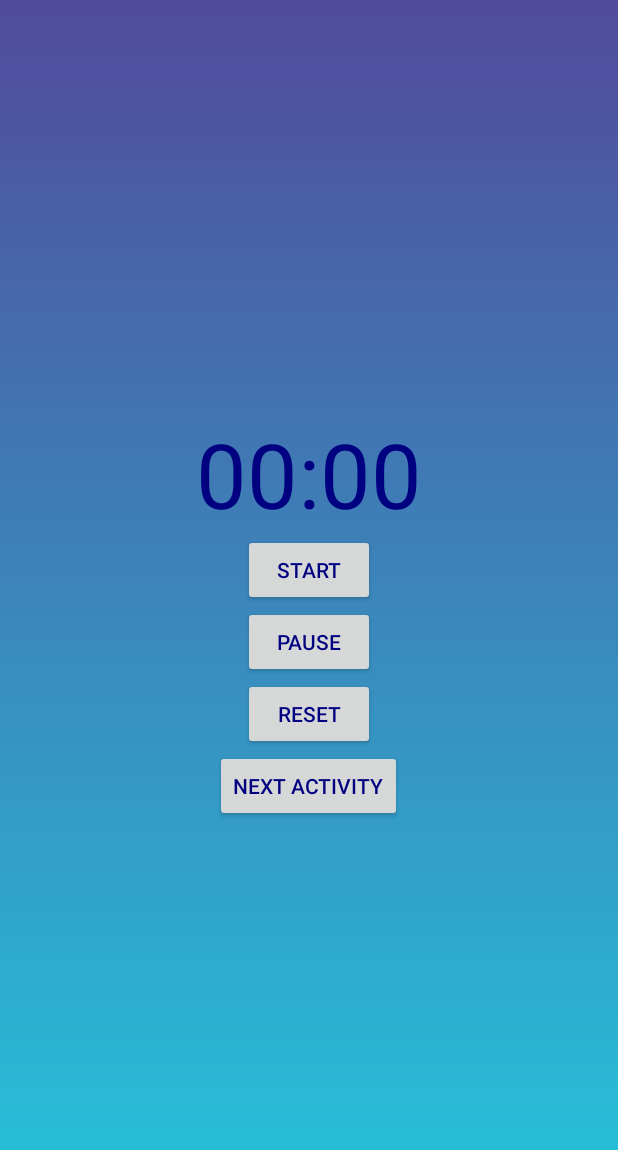
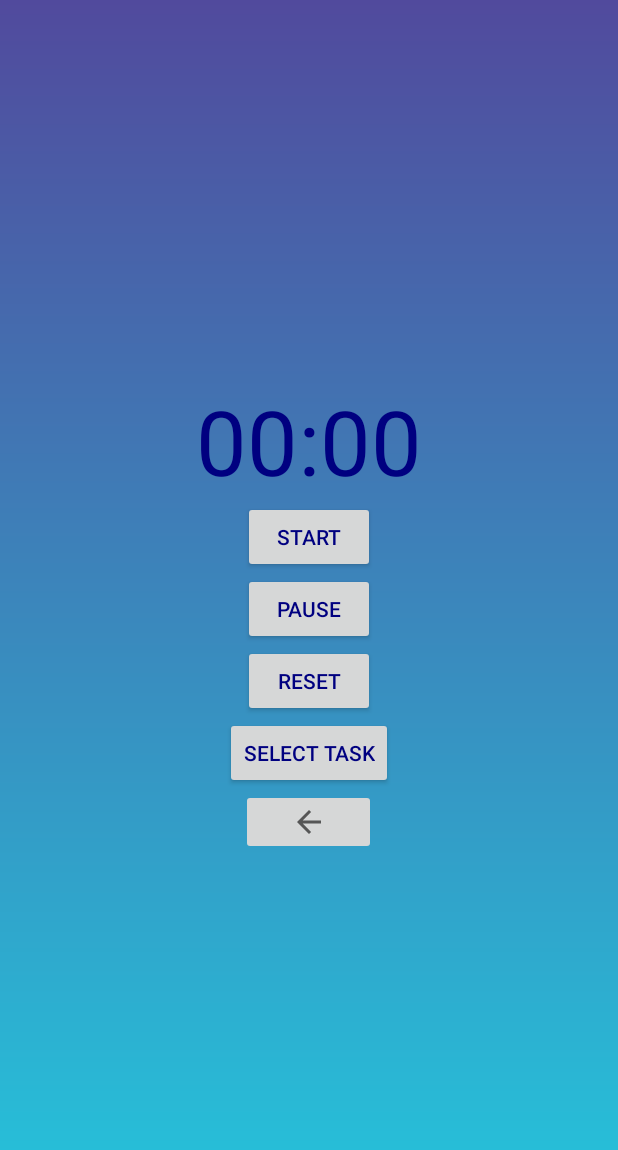
Before and after one commit to anastasia21112/productivityCAC, an Android app: the layout stopwatch_activity_main.xml on its own in the app's theme, with its tools: preview values and no code run, on a phone screen of 412 x 824 dp. Shown: the top 1150 px of the screen. Run offline under Robolectric (Android 15) with nearby library versions, the phone set to English and light mode, and no system bars.

Commit message:
back buttons

```diff
--- a/app/src/main/res/layout/stopwatch_activity_main.xml
+++ b/app/src/main/res/layout/stopwatch_activity_main.xml
@@ -39,12 +39,18 @@
         android:onClick="resetChronometer"
         android:textColor="#000080"
         />
+
     <Button
         android:layout_width="wrap_content"
         android:layout_height="wrap_content"
-        android:text="Next Activity"
         android:onClick="nextActivity"
-        android:textColor="#000080"
-        />
+        android:text="Select Task"
+        android:textColor="#000080" />
+
+    <ImageButton
+        android:id="@+id/imageButton6"
+        android:layout_width="90dp"
+        android:layout_height="wrap_content"
+        app:srcCompat="?attr/actionModeCloseDrawable" />
 
 </LinearLayout>
```
Also changed, not shown: app/src/main/res/layout/createnewtask_activity.xml (+8 -0 lines), app/src/main/res/layout/createnewtasklayout.xml (+8 -0 lines), app/src/main/res/layout/to_do_list.xml (+7 -0 lines).
